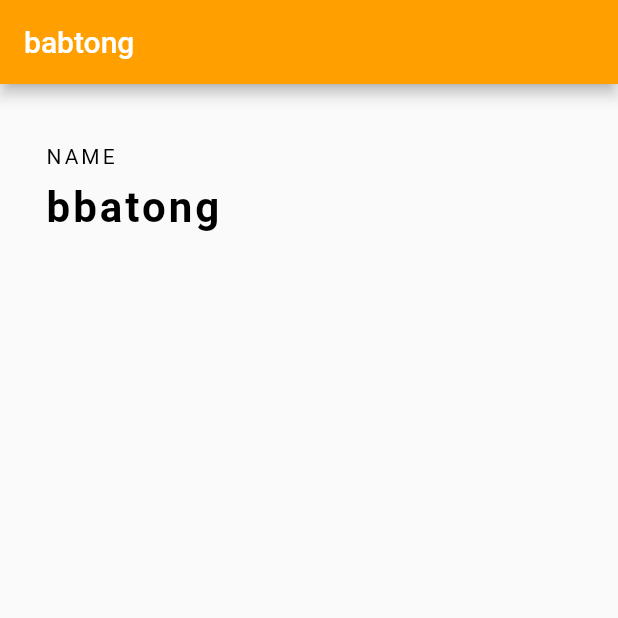
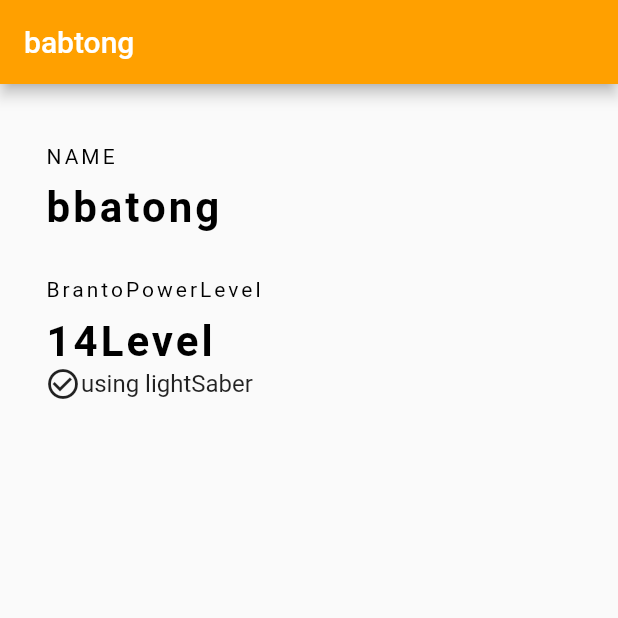
Before and after one commit to Moonseunghun/flutter-try, a Flutter app: the screen it shows after launch, on a phone screen of 412 x 824 dp, the top half of it. Run offline on Flutter 3.47's test engine with Material 2 defaults, Android fonts, the phone set to English and light mode, and no system bars.

Commit message:
Feat : using may check

```diff
--- a/lib/main.dart
+++ b/lib/main.dart
@@ -100,6 +100,30 @@ class _MyHomePageState extends State<MyHomePage> {
                         fontSize: 28.0,
                         fontWeight: FontWeight.bold),
                   ),
+                  SizedBox(
+                    height: 30.0,
+                  ),
+                  Text(
+                    'BrantoPowerLevel',
+                    style: TextStyle(color: Colors.black, letterSpacing: 2.0),
+                  ),
+                  SizedBox(
+                    height: 10.0,
+                  ),
+                  Text(
+                    '14Level',
+                    style: TextStyle(
+                        color: Colors.black,
+                        letterSpacing: 2.0,
+                        fontSize: 28.0,
+                        fontWeight: FontWeight.bold),
+                  ),
+                  Row(
+                    children: <Widget>[
+                      Icon(Icons.check_circle_outline),
+                      Text('using lightSaber', style: TextStyle(fontSize: 16.0))
+                    ],
+                  )
                 ],
               ),
             )
```
